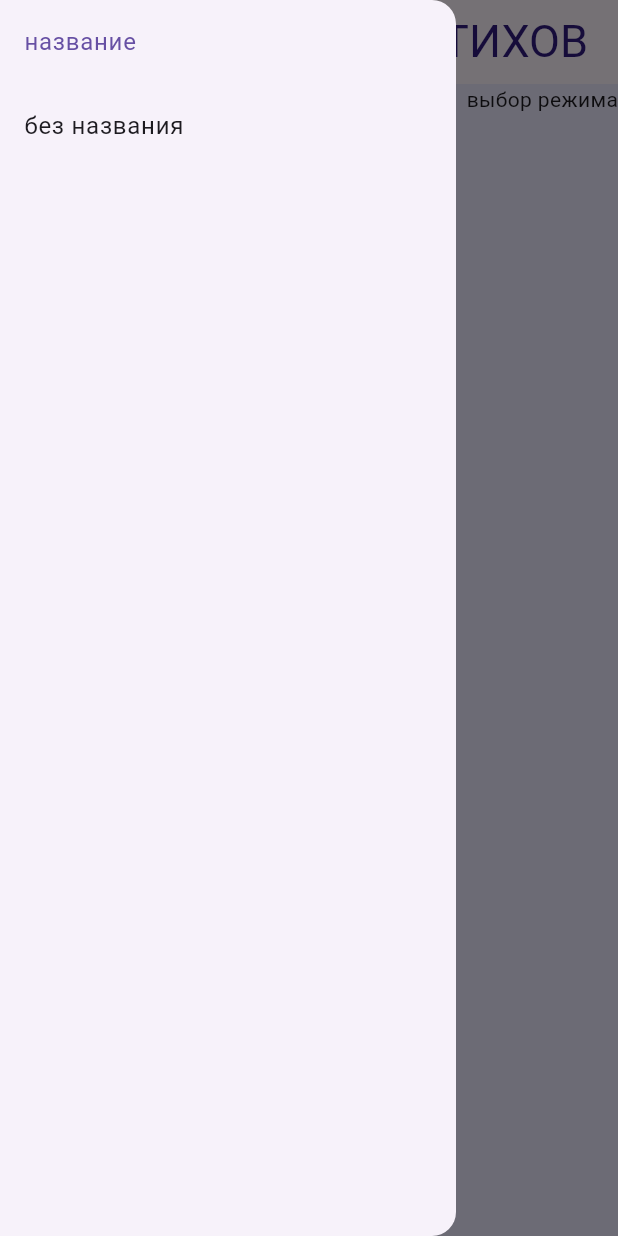
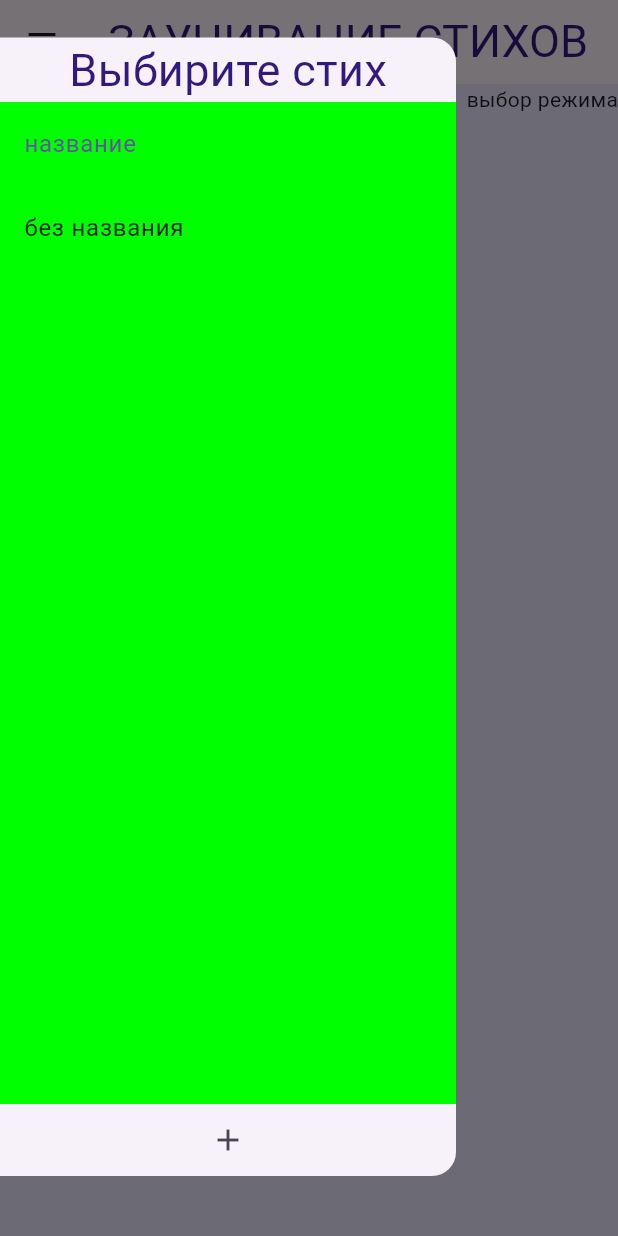
Before and after one commit to 2romanio005/cramming_poems, a Flutter app: the screen it shows after launch, with the side drawer open, on a phone screen of 412 x 824 dp. Run offline on Flutter 3.47's test engine with Material 3 defaults, Android fonts, the phone set to English and light mode, and no system bars.

Commit message:
add view PoemCooser

```diff
--- a/lib/colors.dart
+++ b/lib/colors.dart
@@ -11,3 +11,8 @@ Color ColorMain2 = Color.fromARGB(255, 236, 234, 255);
 Color ColorBackground = ColorMain2;             // задний фон приложения
 Color ColorFont = ColorMain1;                   // шрифта
 Color ColorHeader = ColorMain1;
+
+// FIXME удалить цвета для тестирования
+Color ColorTmpR = Color.fromARGB(255, 255, 0, 0);
+Color ColorTmpG = Color.fromARGB(255, 0, 255, 0);
+Color ColorTmpB = Color.fromARGB(255, 0, 0, 255);
--- a/lib/home.dart
+++ b/lib/home.dart
@@ -1,6 +1,7 @@
 import 'package:flutter/material.dart';
+
 import 'package:cramming_poems/colors.dart';
-import 'package:cramming_poems/Data/poem.dart';
+import 'package:cramming_poems/poemChooser.dart';
 
 class Home extends StatefulWidget {
   @override
@@ -22,76 +23,20 @@ class _Home extends State<Home> {
             ),
           ),
         ),
-      drawer: Drawer(
-        child: ListView.builder(
-            itemCount: poemList.poems.length,
-            itemBuilder: (BuildContext context, int index) {
-              return GestureDetector(
-                child: ListTile(
-                  title: Text(poemList.poems[index].title),
-                  selected: index == poemList.selectedIndex,
-                  onTap: () {
-                    setState(() {
-                      poemList.selectedIndex = index;
-                    });
-                    Navigator.pop(context);
-                  },
-                ),
-                onLongPress: () async {
-                  if(index == 0){
-                    return;
-                  }
-                  await showDialog(
-                      context: context,
-                      builder: (BuildContext context) {
-                        return AlertDialog(
-                          title: Text('Удалить стих?',
-                              style: TextStyle(
-                                color: ColorFont,
-                                fontSize: 25,
-                              )),
-                          actions: [
-                            ElevatedButton(
-                                onPressed: () {
-                                  Navigator.of(context).pop();
-                                },
-                                child: Text('Отмена',
-                                    style: TextStyle(
-                                      color: ColorFont,
-                                      fontSize: 20,
-                                    ))),
-                            ElevatedButton(
-                                onPressed: () {
-                                  setState(() {
-                                    poemList.removePoem(index);
-                                  });
-                                  Navigator.of(context).pop();
-                                },
-                                child: Text('Удалить',
-                                    style: TextStyle(
-                                      color: ColorFont,
-                                      fontSize: 20,
-                                    ))),
-                          ],
-                        );
-                      });
-                },
-              );
-            }),
+        drawer: Container(
+          margin: EdgeInsets.fromLTRB(0, 25, 0, 40),
+          child: PoemChooser(),
         ),
         body: const Column(
           children: [
             Row(
-            mainAxisAlignment: MainAxisAlignment.spaceBetween,
+              mainAxisAlignment: MainAxisAlignment.end,
               children: [
-              Text("выбор стиха"),
                 Text("выбор режима"),
               ],
             ),
             Text("text"),
           ],
-      )
-
-    );
+        ));
   }
 }
--- /dev/null
+++ b/lib/poemChooser.dart
@@ -0,0 +1,91 @@
+import 'package:flutter/material.dart';
+import 'package:cramming_poems/colors.dart';
+import 'package:cramming_poems/Data/poem.dart';
+
+class PoemChooser extends StatefulWidget {
+  @override
+  _PoemChooser createState() => _PoemChooser();
+}
+
+class _PoemChooser extends State<PoemChooser> {
+  @override
+  Widget build(BuildContext context) {
+    return Drawer(
+      child: Column(
+        children: [
+          Text(
+            "Выбирите стих",
+            style: TextStyle(
+              color: ColorHeader,
+              fontSize: 30,
+            ),
+          ),
+          Expanded(
+            child: Container(
+              color: ColorTmpG,
+              child: ListView.builder(
+                  itemCount: poemList.poems.length,
+                  itemBuilder: (BuildContext context, int index) {
+                    return GestureDetector(
+                      child: ListTile(
+                        title: Text(poemList.poems[index].title),
+                        selected: index == poemList.selectedIndex,
+                        onTap: () {
+                          setState(() {
+                            poemList.selectedIndex = index;
+                          });
+                          //Navigator.pop(context);
+                        },
+                      ),
+                      onLongPress: () async {
+                        if (index == 0) {
+                          return;
+                        }
+                        await showDialog(
+                            context: context,
+                            builder: (BuildContext context) {
+                              return AlertDialog(
+                                title: Text('Удалить стих?',
+                                    style: TextStyle(
+                                      color: ColorFont,
+                                      fontSize: 25,
+                                    )),
+                                actions: [
+                                  ElevatedButton(
+                                      onPressed: () {
+                                        Navigator.of(context).pop();
+                                      },
+                                      child: Text('Отмена',
+                                          style: TextStyle(
+                                            color: ColorFont,
+                                            fontSize: 20,
+                                          ))),
+                                  ElevatedButton(
+                                      onPressed: () {
+                                        setState(() {
+                                          poemList.removePoem(index);
+                                        });
+                                        Navigator.of(context).pop();
+                                      },
+                                      child: Text('Удалить',
+                                          style: TextStyle(
+                                            color: ColorFont,
+                                            fontSize: 20,
+                                          ))),
+                                ],
+                              );
+                            });
+                      },
+                    );
+                  }),
+            ),
+          ),
+          IconButton(
+            icon: Icon(Icons.add),
+            onPressed: () {},
+          ),
+        ],
+      ),
+    );
+  }
+}
```
Lines whose indentation alone changed are shown as unchanged.
